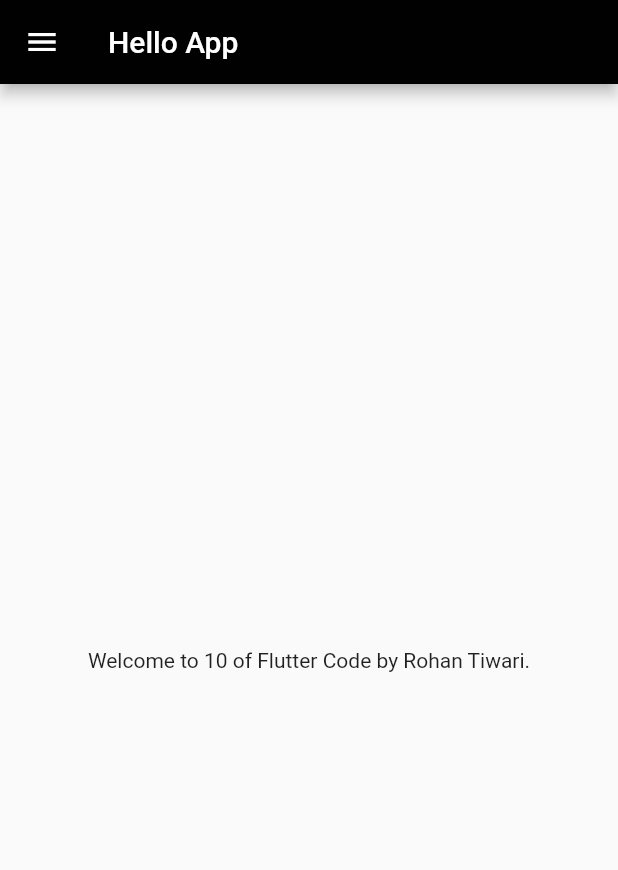
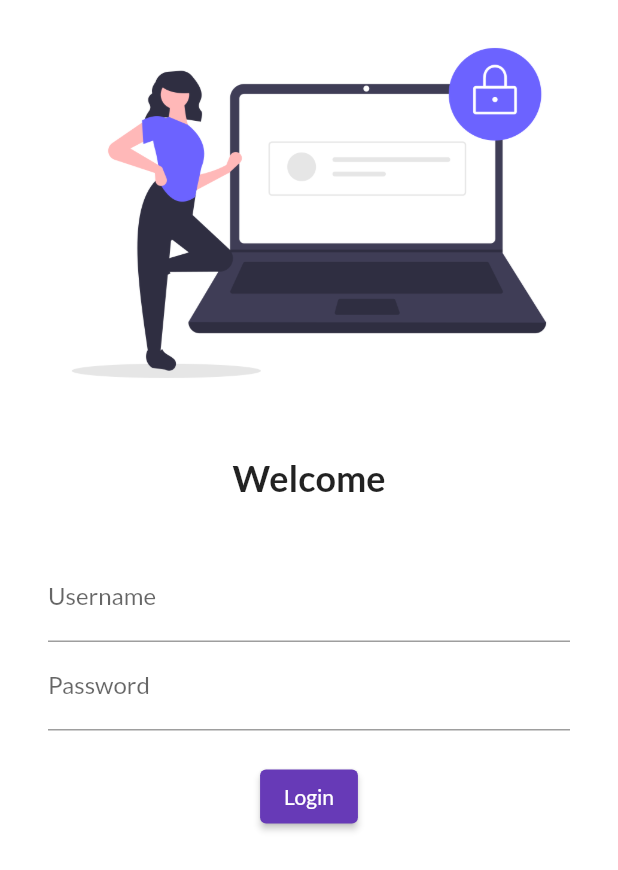
Before and after one commit to mairohanhoon/Flutter_projects, a Flutter app: the screen it shows after launch, on a phone screen of 412 x 824 dp. Shown: the top 870 px of the screen. Run offline on Flutter 3.47's test engine with Material 2 defaults, Android fonts, the phone set to English and light mode, and no system bars; our stand-ins replace google_fonts.

Commit message:
new flutter files

```diff
--- a/hello/lib/main.dart
+++ b/hello/lib/main.dart
@@ -1,6 +1,7 @@
 import 'package:flutter/material.dart';
-import 'package:hello/home_page.dart';
-
+import 'package:hello/pages/home_page.dart';
+import 'package:hello/pages/login_page.dart';
+import 'package:google_fonts/google_fonts.dart';
 void main() {
   runApp(MyApp());
 }
@@ -12,7 +13,20 @@ class MyApp extends StatelessWidget {
   Widget build(BuildContext context) {
 
     return MaterialApp(
-      home: HomePage(),
+      themeMode: ThemeMode.light,
+      theme: ThemeData(
+        primarySwatch: Colors.deepPurple,
+        fontFamily: GoogleFonts.lato().fontFamily,
+        ),
+      darkTheme: ThemeData(
+        brightness: Brightness.dark
+      ),
+      initialRoute: "/login",
+      routes: {
+        "/" :(context) => LoginPage(),
+        "/home" :(context) => HomePage(),
+        "/login" :(context) => LoginPage(),
+      },
     );
   }
 }
--- a/hello/lib/home_page.dart
+++ b/hello/lib/pages/home_page.dart
@@ -8,7 +8,7 @@ class HomePage extends StatelessWidget {
     final days = 10;
     final name = "Rohan Tiwari";
     return Scaffold(
-      appBar: AppBar(backgroundColor: Color.fromRGBO(1, 1, 1, 1),
+      appBar: AppBar(
       title: Text("Hello App"),
       ),
       body: Center(
--- /dev/null
+++ b/hello/lib/pages/login_page.dart
@@ -0,0 +1,63 @@
+import 'package:flutter/material.dart';
+
+class LoginPage extends StatelessWidget {
+  const LoginPage({super.key});
+
+  @override
+  Widget build(BuildContext context) {
+    return Material(
+        color: Colors.white,
+        child: Column(
+          children: [
+            Image.asset(
+              "assets/images/login_image.png",
+              fit: BoxFit.cover,
+            ),
+            SizedBox(
+              height: 20.0,
+            ),
+            Text("Welcome",
+                style: TextStyle(
+                  fontSize: 24,
+                  fontWeight: FontWeight.bold,
+                )),
+            SizedBox(
+              height: 20.0,
+            ),
+            Padding(
+              padding: const EdgeInsets.symmetric(
+                vertical: 16.0,
+                horizontal: 32.0,
+              ),
+              child: Column(
+                children: [
+                  TextFormField(
+                    decoration: InputDecoration(
+                      hintText: "Enter Userame",
+                      labelText: "Username",
+                    ),
+                  ),
+                  TextFormField(
+                    obscureText: true,
+                    decoration: InputDecoration(
+                      hintText: "Enter Password",
+                      labelText: "Password",
+                    ),
+                  ),
+                  SizedBox(
+                    height: 20.0,
+                  ),
+                  ElevatedButton(
+                    child: Text("Login"),
+                    style: TextButton.styleFrom(),
+                    onPressed: () {
+                      print("CodePur");
+                    },
+                  ),
+                ],
+              ),
+            )
+          ],
+        ));
+  }
+}
--- a/hello/pubspec.yaml
+++ b/hello/pubspec.yaml
@@ -35,6 +35,7 @@ dependencies:
   # The following adds the Cupertino Icons font to your application.
   # Use with the CupertinoIcons class for iOS style icons.
   cupertino_icons: ^1.0.2
+  google_fonts: ^5.1.0
 
 dev_dependencies:
   flutter_test:
@@ -59,8 +60,8 @@ flutter:
   uses-material-design: true
 
   # To add assets to your application, add an assets section, like this:
-  # assets:
-  #   - images/a_dot_burr.jpeg
+  assets:
+    - assets/images/
   #   - images/a_dot_ham.jpeg
 
   # An image asset can refer to one or more resolution-specific "variants", see
```
Also changed, not shown: hello/assets/images/login_image.png (added), hello/pubspec.lock, 1 other file.
